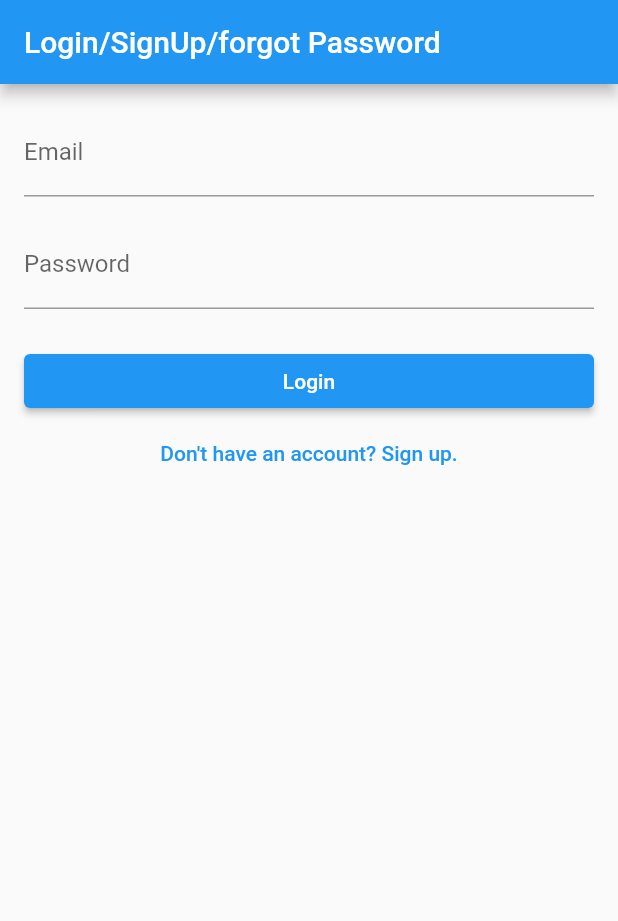
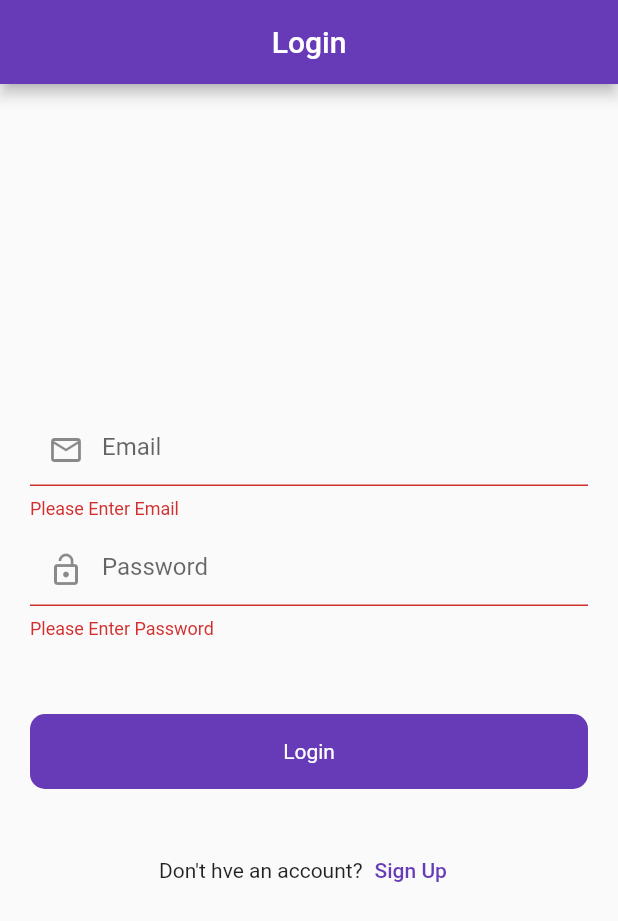
Before and after one commit to haroonimran21/login, a Flutter app: the screen it shows after launch, after a tap on "Login", on a phone screen of 412 x 824 dp. Shown: the top 921 px of the screen. Run offline on Flutter 3.47's test engine with Material 2 defaults, Android fonts, the phone set to English and light mode, and no system bars; our stand-ins replace firebase_auth, firebase_core; accounts and stored records are empty.

Commit message:
34-54-67

```diff
--- a/lib/main.dart
+++ b/lib/main.dart
@@ -1,6 +1,8 @@
 import 'package:firebase_core/firebase_core.dart';
 import 'package:flutter/material.dart';
-import 'package:login/pages/login_page.dart';
+// import 'package:login/pages/login_pages.dart';
+// import 'package:login/pages/login_page.dart';
+import 'package:login/pages/splash_page.dart';
 
 Future<void> main() async {
   WidgetsFlutterBinding.ensureInitialized();
@@ -14,7 +16,8 @@ class MyApp extends StatelessWidget {
   @override
   Widget build(BuildContext context) {
     return MaterialApp(
-      home: LoginPage(),
+      theme: ThemeData(primarySwatch: Colors.deepPurple),
+      home: const SplashPage(),
     );
   }
 }
--- /dev/null
+++ b/lib/models/splash.dart
@@ -0,0 +1,13 @@
+import 'dart:async';
+
+import 'package:flutter/material.dart';
+import 'package:login/pages/login_page.dart';
+
+class Splash {
+  void isLogin(BuildContext context) {
+    Timer(
+        const Duration(seconds: 3),
+        () => Navigator.push(
+            context, MaterialPageRoute(builder: (context) => LoginPage())));
+  }
+}
--- a/lib/pages/login_page.dart
+++ b/lib/pages/login_page.dart
@@ -1,111 +1,107 @@
 import 'package:flutter/material.dart';
+import 'package:flutter/services.dart';
+import 'package:login/pages/signup_page.dart';
+import 'package:login/widgets/round_button.dart';
 
 class LoginPage extends StatefulWidget {
+  const LoginPage({super.key});
+
   @override
-  _LoginPageState createState() => _LoginPageState();
+  State<LoginPage> createState() => _LoginPageState();
 }
 
 class _LoginPageState extends State<LoginPage> {
-  final TextEditingController _emailController = TextEditingController();
-  final TextEditingController _passwordController = TextEditingController();
-  final TextEditingController _confirmPasswordController =
-      TextEditingController();
-
-  String _errorMessage = '';
-
-  bool _isLogin = true;
-  bool _isForgotPassword = false;
-
-  void _toggleForm() {
-    setState(() {
-      _isLogin = !_isLogin;
-      _errorMessage = '';
-    });
-  }
-
-  void _toggleForgotPassword() {
-    setState(() {
-      _isForgotPassword = !_isForgotPassword;
-      _errorMessage = '';
-    });
-  }
-
-  void _login() {
-    String email = _emailController.text;
-    String password = _passwordController.text;
-
-    // Implement login logic
-  }
-
-  void _signup() {
-    String email = _emailController.text;
-    String password = _passwordController.text;
-    String confirmPassword = _confirmPasswordController.text;
-
-    // Implement signup logic
-  }
-
-  void _resetPassword() {
-    String email = _emailController.text;
-
-    // Implement reset password logic
+  final emailController = TextEditingController();
+  final passwordController = TextEditingController();
+  final _formKey = GlobalKey<FormState>();
+  @override
+  void dispose() {
+    // TODO: implement dispose
+    super.dispose();
+    emailController.dispose();
+    passwordController.dispose();
   }
 
   @override
   Widget build(BuildContext context) {
-    return Scaffold(
+    return WillPopScope(
+      onWillPop: () async {
+        SystemNavigator.pop();
+        return true;
+      },
+      child: Scaffold(
         appBar: AppBar(
-        title: Text('Login/SignUp/forgot Password'),
+          automaticallyImplyLeading: false,
+          title: Center(child: Text("Login")),
         ),
-      body: SingleChildScrollView(
-        padding: EdgeInsets.all(16.0),
+        body: Padding(
+          padding: const EdgeInsets.symmetric(horizontal: 20),
           child: Column(
-          crossAxisAlignment: CrossAxisAlignment.stretch,
+            mainAxisAlignment: MainAxisAlignment.center,
+            crossAxisAlignment: CrossAxisAlignment.center,
+            children: [
+              Form(
+                key: _formKey,
+                child: Column(
                   children: [
                     TextFormField(
-              controller: _emailController,
-              decoration: InputDecoration(labelText: 'Email'),
+                      keyboardType: TextInputType.emailAddress,
+                      controller: emailController,
+                      decoration: InputDecoration(
+                          hintText: "Email",
+                          prefixIcon: Icon(Icons.email_outlined)),
+                      validator: (value) {
+                        if (value!.isEmpty) {
+                          return "Please Enter Email";
+                        }
+                        return null;
+                      },
                     ),
-            SizedBox(height: 16.0),
+                    SizedBox(
+                      height: 10,
+                    ),
                     TextFormField(
-              controller: _passwordController,
-              decoration: InputDecoration(labelText: 'Password'),
+                        keyboardType: TextInputType.text,
+                        controller: passwordController,
                         obscureText: true,
+                        decoration: InputDecoration(
+                            hintText: "Password",
+                            prefixIcon: Icon(Icons.lock_open)),
+                        validator: (value) {
+                          if (value!.isEmpty) {
+                            return "Please Enter Password";
+                          }
+                          return null;
+                        }),
+                  ],
                 ),
-            if (!_isLogin) SizedBox(height: 16.0),
-            if (!_isLogin)
-              TextFormField(
-                controller: _confirmPasswordController,
-                decoration: InputDecoration(labelText: 'Confirm Password'),
-                obscureText: true,
               ),
-            SizedBox(height: 24.0),
-            ElevatedButton(
-              onPressed: _isLogin ? _login : _signup,
-              child: Text(_isLogin ? 'Login' : 'Signup'),
+              SizedBox(height: 50),
+              RoundButton(
+                title: "Login",
+                onTap: () {
+                  if (_formKey.currentState!.validate()) {}
+                },
               ),
-            if (!_isForgotPassword)
+              SizedBox(
+                height: 30,
+              ),
+              Row(
+                mainAxisAlignment: MainAxisAlignment.center,
+                children: [
+                  Text("Don't hve an account?"),
                   TextButton(
-                onPressed: _toggleForm,
-                child: Text(_isLogin
-                    ? "Don't have an account? Sign up."
-                    : 'Already have an account? Login.'),
+                      onPressed: () {
+                        Navigator.push(
+                            context,
+                            MaterialPageRoute(
+                                builder: (context) => SignUPPage()));
+                      },
+                      child: Text("Sign Up"))
+                ],
+              )
+            ],
           ),
-            if (_isForgotPassword)
-              TextButton(
-                onPressed: _toggleForgotPassword,
-                child: Text('Go back to login'),
-              ),
-            if (!_isLogin && !_isForgotPassword)
-              TextButton(
-                onPressed: _toggleForgotPassword,
-                child: Text('Forgot Password?'),
-              ),
-            Text(
-              _errorMessage,
-              style: TextStyle(color: Colors.red),
-            ),
-          ],
         ),
       ),
     );
--- /dev/null
+++ b/lib/pages/login_pages.dart
@@ -0,0 +1,119 @@
+import 'package:firebase_auth/firebase_auth.dart';
+import 'package:flutter/material.dart';
+
+class LoginPage extends StatefulWidget {
+  @override
+  _LoginPageState createState() => _LoginPageState();
+}
+
+class _LoginPageState extends State<LoginPage> {
+  final TextEditingController _emailController = TextEditingController();
+  final TextEditingController _passwordController = TextEditingController();
+  final TextEditingController _confirmPasswordController =
+      TextEditingController();
+  FirebaseAuth _auth = FirebaseAuth.instance;
+
+  String _errorMessage = '';
+
+  bool _isLogin = true;
+  bool _isForgotPassword = false;
+
+  void _toggleForm() {
+    setState(() {
+      _isLogin = !_isLogin;
+      _errorMessage = '';
+    });
+  }
+
+  void _toggleForgotPassword() {
+    setState(() {
+      _isForgotPassword = !_isForgotPassword;
+      _errorMessage = '';
+    });
+  }
+
+  void _login() {
+    String email = _emailController.text;
+    String password = _passwordController.text;
+
+    // Implement login logic
+  }
+
+  void _signup() {
+    String email = _emailController.text;
+    String password = _passwordController.text;
+    String confirmPassword = _confirmPasswordController.text;
+
+    // Implement signup logic
+  }
+
+  void _resetPassword() {
+    String email = _emailController.text;
+
+    // Implement reset password logic
+  }
+
+  @override
+  Widget build(BuildContext context) {
+    return Scaffold(
+      appBar: AppBar(
+        title: Text('Login/SignUp/forgot Password'),
+      ),
+      body: SingleChildScrollView(
+        padding: EdgeInsets.all(16.0),
+        child: Column(
+          crossAxisAlignment: CrossAxisAlignment.stretch,
+          children: [
+            TextFormField(
+              controller: _emailController,
+              decoration: InputDecoration(labelText: 'Email'),
+            ),
+            SizedBox(height: 16.0),
+            TextFormField(
+              controller: _passwordController,
+              decoration: InputDecoration(labelText: 'Password'),
+              obscureText: true,
+            ),
+            if (!_isLogin) SizedBox(height: 16.0),
+            if (!_isLogin)
+              TextFormField(
+                controller: _confirmPasswordController,
+                decoration: InputDecoration(labelText: 'Confirm Password'),
+                obscureText: true,
+              ),
+            SizedBox(height: 24.0),
+            ElevatedButton(
+              onPressed: () {
+                _auth.createUserWithEmailAndPassword(
+                    email: _emailController.text.toString(),
+                    password: _confirmPasswordController.text.toString());
+              },
+              child: Text(_isLogin ? 'Login' : 'Signup'),
+            ),
+            if (!_isForgotPassword)
+              TextButton(
+                onPressed: _toggleForm,
+                child: Text(_isLogin
+                    ? "Don't have an account? Sign up."
+                    : 'Already have an account? Login.'),
+              ),
+            if (_isForgotPassword)
+              TextButton(
+                onPressed: _toggleForgotPassword,
+                child: Text('Go back to login'),
+              ),
+            if (!_isLogin && !_isForgotPassword)
+              TextButton(
+                onPressed: _toggleForgotPassword,
+                child: Text('Forgot Password?'),
+              ),
+            Text(
+              _errorMessage,
+              style: TextStyle(color: Colors.red),
+            ),
+          ],
+        ),
+      ),
+    );
+  }
+}
--- /dev/null
+++ b/lib/pages/splash_page.dart
@@ -0,0 +1,28 @@
+import 'package:flutter/material.dart';
+import 'package:login/models/splash.dart';
+
+class SplashPage extends StatefulWidget {
+  const SplashPage({super.key});
+
+  @override
+  State<SplashPage> createState() => _SplashPageState();
+}
+
+class _SplashPageState extends State<SplashPage> {
+  Splash splashPage = Splash();
+  @override
+  void initState() {
+    // TODO: implement initState
+    super.initState();
+    splashPage.isLogin(context);
+  }
+
+  @override
+  Widget build(BuildContext context) {
+    return const Scaffold(
+      body: Center(
+        child: Text("Splash"),
+      ),
+    );
+  }
+}
--- /dev/null
+++ b/lib/widgets/round_button.dart
@@ -0,0 +1,25 @@
+import 'package:flutter/material.dart';
+
+class RoundButton extends StatelessWidget {
+  final String title;
+  final VoidCallback onTap;
+  const RoundButton({super.key, required this.title, required this.onTap});
+
+  @override
+  Widget build(BuildContext context) {
+    return InkWell(
+      onTap: onTap,
+      child: Container(
+        height: 50,
+        decoration: BoxDecoration(
+            color: Colors.deepPurple, borderRadius: BorderRadius.circular(10)),
+        child: Center(
+          child: Text(
+            title,
+            style: TextStyle(color: Colors.white),
+          ),
+        ),
+      ),
+    );
+  }
+}
--- a/pubspec.yaml
+++ b/pubspec.yaml
@@ -10,6 +10,7 @@ dependencies:
   cloud_firestore: ^4.8.3
   firebase_auth: ^4.7.1
   firebase_core: ^2.15.0
+  firebase_storage: ^11.2.5
   flutter:
     sdk: flutter
 
```
Also changed, not shown: lib/pages/signup_page.dart (+7 -3 lines), pubspec.lock, 1 other file. Lines whose indentation alone changed are shown as unchanged.
